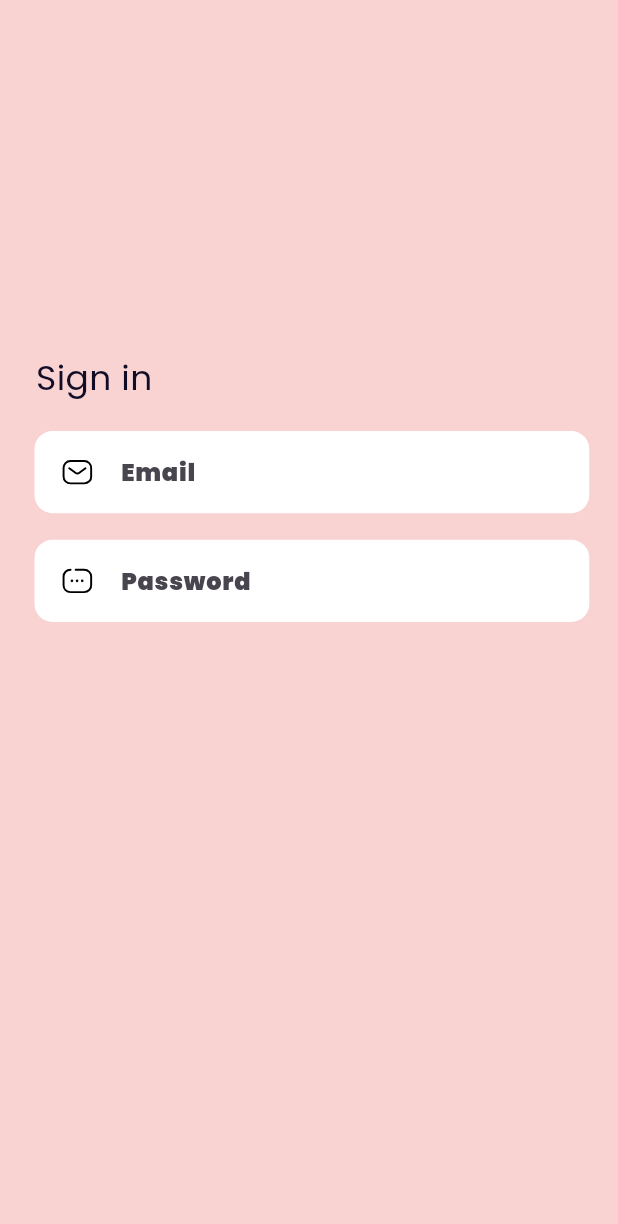
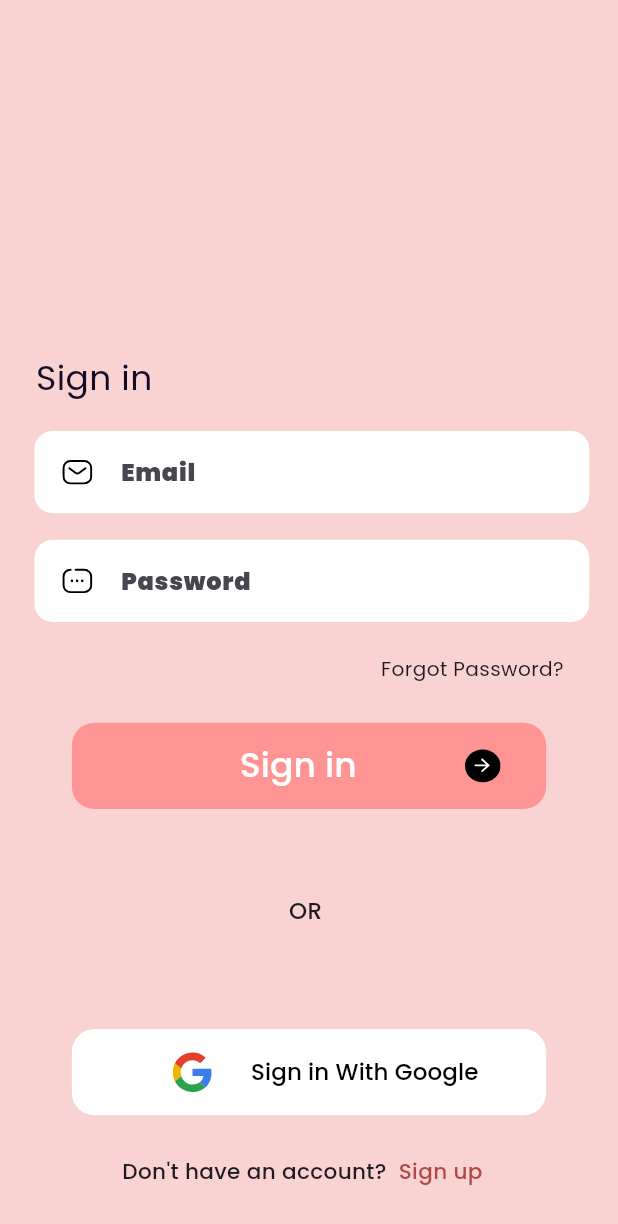
Before and after one commit to PratyushaKumarKar/misflo, a Flutter app: the screen it shows after launch, on a phone screen of 412 x 824 dp. Shown: the top 1224 px of the screen. Run offline on Flutter 3.47's test engine with Material 3 defaults, Android fonts, the phone set to English and light mode, and no system bars; our stand-ins replace firebase_core, flutter_svg, google_fonts; accounts and stored records are empty.

Commit message:
login ui completed

```diff
--- a/lib/main.dart
+++ b/lib/main.dart
@@ -1,9 +1,14 @@
 import 'package:flutter/material.dart';
 import 'package:flutter_svg/flutter_svg.dart';
 import 'package:google_fonts/google_fonts.dart';
+import 'package:firebase_core/firebase_core.dart';
+import 'firebase_options.dart';
 
-void main() {
+Future<void> main() async {
   runApp(const MyApp());
+  await Firebase.initializeApp(
+    options: DefaultFirebaseOptions.currentPlatform,
+  );
 }
 
 class MyApp extends StatelessWidget {
@@ -31,12 +36,12 @@ class MyApp extends StatelessWidget {
             ),
             Positioned(
               left: 0.01860465116 * screenWidth,
-              top: 0.1162374821 * screenHeight, // Adjust the position as needed
+              top: 0.1162374821 * screenHeight,
               child: Container(
                 width: 0.2992248062 * screenWidth,
                 height: 0.02217453505 * screenHeight,
                 decoration: BoxDecoration(
-                  color: Colors.white, // Assuming you want a white background
+                  color: Colors.white,
                   borderRadius: BorderRadius.circular(12),
                 ),
                 child: Row(
@@ -48,7 +53,7 @@ class MyApp extends StatelessWidget {
                         'assets/email.svg',
                         width: 24,
                         height: 24,
-                        color: Colors.black, // Set the desired color
+                        color: Colors.black,
                       ),
                     ),
                     Expanded(
@@ -71,12 +76,12 @@ class MyApp extends StatelessWidget {
             ),
             Positioned(
               left: 0.01860465116 * screenWidth,
-              top: 0.145565093 * screenHeight, // Adjust the position as needed
+              top: 0.145565093 * screenHeight,
               child: Container(
                 width: 0.2992248062 * screenWidth,
                 height: 0.02217453505 * screenHeight,
                 decoration: BoxDecoration(
-                  color: Colors.white, // Assuming you want a white background
+                  color: Colors.white,
                   borderRadius: BorderRadius.circular(12),
                 ),
                 child: Row(
@@ -88,7 +93,7 @@ class MyApp extends StatelessWidget {
                         'assets/password.svg',
                         width: 24,
                         height: 24,
-                        color: Colors.black, // Set the desired color
+                        color: Colors.black,
                       ),
                     ),
                     Expanded(
@@ -109,6 +114,140 @@ class MyApp extends StatelessWidget {
                 ),
               ),
             ),
+            Positioned(
+              top: 0.1766809728 * screenHeight,
+              left: 0.2054263566 * screenWidth,
+              child: Text(
+                "Forgot Password?",
+                style: GoogleFonts.poppins(
+                  fontSize: 0.01085271318 * screenWidth,
+                ),
+              ),
+            ),
+            Positioned(
+              left: 0.03875968992 * screenWidth,
+              top: 0.1949213162 * screenHeight, // Adjust the position as needed
+              child: Container(
+                width: 0.2558139535 * screenWidth,
+                height: 0.02324749642 * screenHeight,
+                child: TextButton(
+                  onPressed: () {
+                    // Handle button press
+                  },
+                  style: TextButton.styleFrom(
+                    backgroundColor: const Color(0xFFFF9494),
+                    shape: RoundedRectangleBorder(
+                      borderRadius: BorderRadius.circular(15.0),
+                    ),
+                  ),
+                  child: Row(
+                    mainAxisAlignment: MainAxisAlignment.center,
+                    children: [
+                      Padding(
+                        padding:
+                            EdgeInsets.only(left: 0.07751937984 * screenWidth),
+                        child: Text(
+                          'Sign in',
+                          style: GoogleFonts.poppins(
+                            color: Colors.white,
+                            fontSize: 0.01860465116 * screenWidth,
+                            fontWeight: FontWeight.w500,
+                          ),
+                        ),
+                      ),
+                      Padding(
+                        padding: EdgeInsets.only(
+                            left: 0.05813953488 * screenWidth,
+                            right: 0.01162790698 * screenWidth),
+                        child: SvgPicture.asset(
+                          'assets/round_arrow.svg',
+                          width: 24,
+                          height: 24,
+                        ),
+                      ),
+                    ],
+                  ),
+                ),
+              ),
+            ),
+            Positioned(
+              top: 0.241416309 * screenHeight,
+              left: 0.1558139535 * screenWidth,
+              child: Text(
+                "OR",
+                style: GoogleFonts.poppins(
+                    fontSize: 0.01240310078 * screenWidth,
+                    fontWeight: FontWeight.w500),
+              ),
+            ),
+            Positioned(
+              left: 0.03875968992 * screenWidth,
+              top: 0.2775393419 * screenHeight, // Adjust the position as needed
+              child: Container(
+                width: 0.2558139535 * screenWidth,
+                height: 0.02324749642 * screenHeight,
+                child: TextButton(
+                  onPressed: () {
+                    // Handle button press
+                  },
+                  style: TextButton.styleFrom(
+                    backgroundColor: Colors.white,
+                    shape: RoundedRectangleBorder(
+                      borderRadius: BorderRadius.circular(15.0),
+                    ),
+                  ),
+                  child: Row(
+                    children: [
+                      Padding(
+                        padding: EdgeInsets.only(
+                          left: 0.04341085271 * screenWidth,
+                        ),
+                        child: SvgPicture.asset(
+                          'assets/google.svg',
+                          width: 0.02403100775 * screenWidth,
+                          height: 0.01108726753 * screenHeight,
+                        ),
+                      ),
+                      Padding(
+                        padding:
+                            EdgeInsets.only(left: 0.01937984496 * screenWidth),
+                        child: Text(
+                          'Sign in With Google',
+                          style: GoogleFonts.poppins(
+                            color: Colors.black,
+                            fontSize: 0.01240310078 * screenWidth,
+                            fontWeight: FontWeight.w500,
+                          ),
+                        ),
+                      ),
+                    ],
+                  ),
+                ),
+              ),
+            ),
+            Positioned(
+                left: 0.06589147287 * screenWidth,
+                top: 0.3118741059 * screenHeight,
+                child: Row(
+                  children: [
+                    Text(
+                      "Don't have an account?",
+                      style: GoogleFonts.poppins(
+                          fontWeight: FontWeight.w500,
+                          fontSize: 0.01162790698 * screenWidth),
+                    ),
+                    Padding(
+                      padding: const EdgeInsets.only(left: 8.0),
+                      child: Text(
+                        "Sign up",
+                        style: GoogleFonts.poppins(
+                            fontWeight: FontWeight.w500,
+                            color: Color(0xFFB14747),
+                            fontSize: 0.01162790698 * screenWidth),
+                      ),
+                    )
+                  ],
+                ))
           ],
         ),
       ),
--- a/pubspec.yaml
+++ b/pubspec.yaml
@@ -37,6 +37,9 @@ dependencies:
   cupertino_icons: ^1.0.2
   google_fonts: ^6.1.0
   flutter_svg: ^2.0.9
+  firebase_core: ^2.24.2
+  firebase_auth: ^4.16.0
+  cloud_firestore: ^4.14.0
 
 dev_dependencies:
   flutter_test:
```
Also changed, not shown: assets/google.svg (added), assets/round_arrow.svg (added), lib/firebase_options.dart (added), pubspec.lock, 5 other files.
